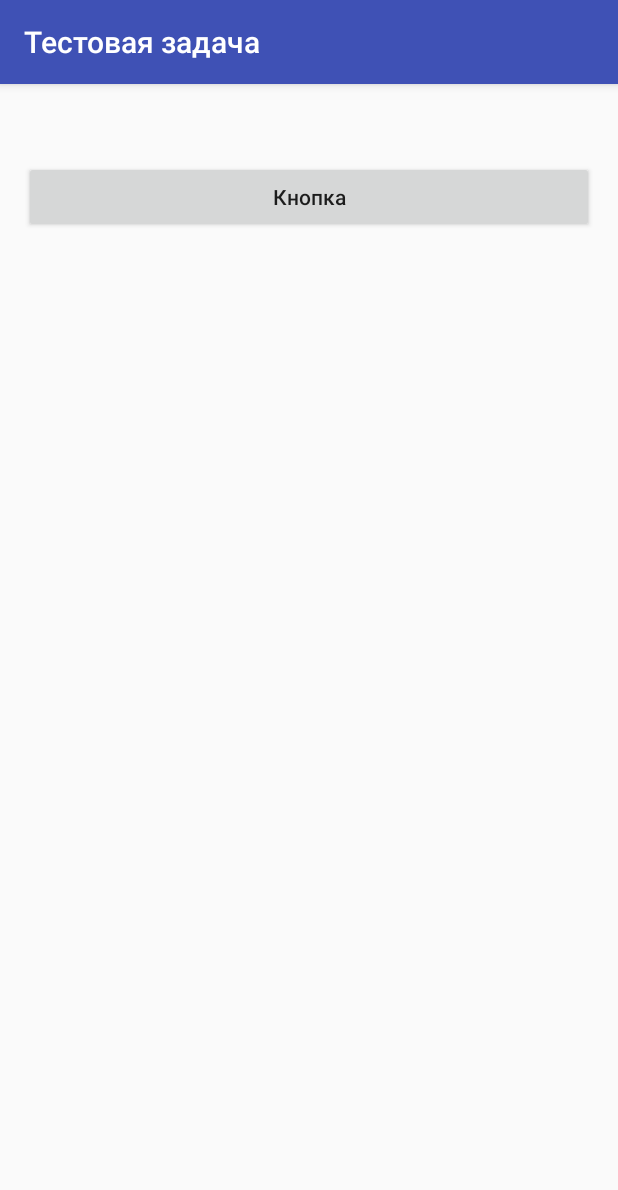
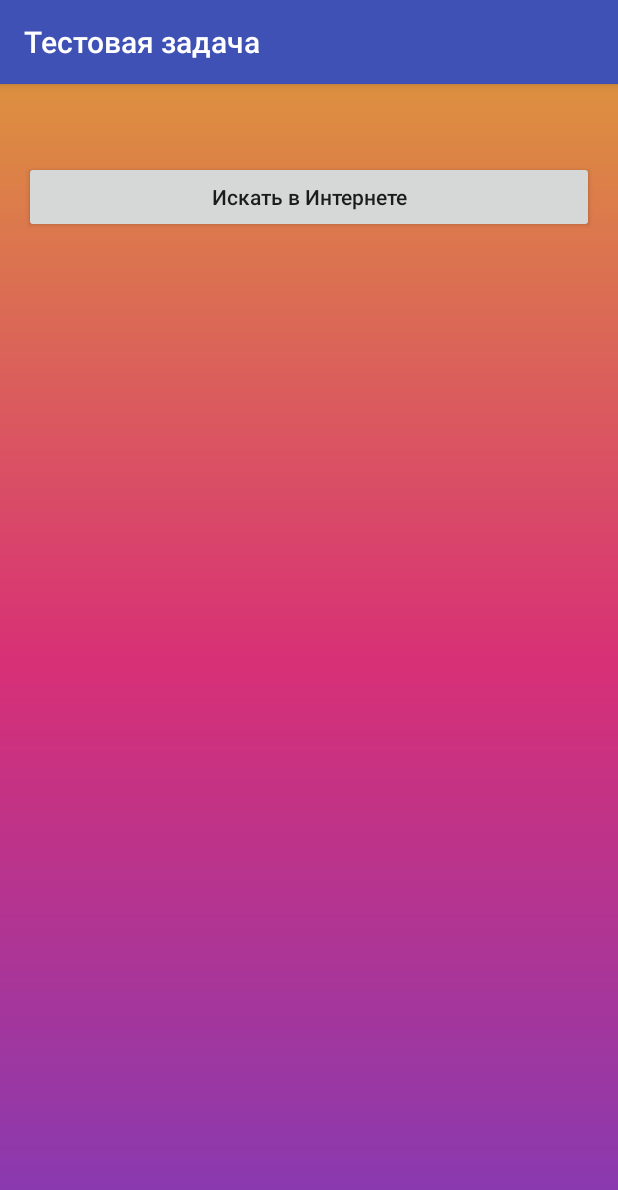
Before and after one commit to SuleymanovTat/-, an Android app: the SecondActivity screen opened directly, with no data from a screen before it, on a phone screen of 412 x 824 dp. Shown: the top 1190 px of the screen. Run offline under Robolectric (Android 15) with nearby library versions, the phone set to English and light mode, and no system bars.

Commit message:
Added a gradient as background for the screens of the MainActivities and SecondActivity. Did by clicking on the Button on the second screen, a browser with a google.com page opens with a search-word that is displayed in the TextView.

```diff
--- a/app/src/main/AndroidManifest.xml
+++ b/app/src/main/AndroidManifest.xml
@@ -1,6 +1,8 @@
 <?xml version="1.0" encoding="utf-8"?>
 <manifest xmlns:android="http://schemas.android.com/apk/res/android"
     package="ru.suleymanovtat.testtaskapplication">
+
+    <uses-permission android:name="android.permission.INTERNET"/>
 
     <application
         android:allowBackup="true"
--- a/app/src/main/java/ru/suleymanovtat/testtaskapplication/MainActivity.java
+++ b/app/src/main/java/ru/suleymanovtat/testtaskapplication/MainActivity.java
@@ -25,7 +25,7 @@ public class MainActivity extends AppCompatActivity implements View.OnClickListe
     @Override
     public void onClick(View v) {
         if (isTextValid()) {
-//            showMessage(edText.getText().toString());
+            showMessage(edText.getText().toString());
             Intent intentMessage = new Intent(this, SecondActivity.class);
             intentMessage.putExtra(SecondActivity.MESSAGE_KEY, edText.getText().toString());
             startActivity(intentMessage);
--- a/app/src/main/java/ru/suleymanovtat/testtaskapplication/SecondActivity.java
+++ b/app/src/main/java/ru/suleymanovtat/testtaskapplication/SecondActivity.java
@@ -1,22 +1,35 @@
 package ru.suleymanovtat.testtaskapplication;
 
+import android.app.SearchManager;
 import android.content.Intent;
 import android.os.Bundle;
 import android.support.v7.app.AppCompatActivity;
+import android.view.View;
+import android.widget.Button;
 import android.widget.TextView;
 
-public class SecondActivity extends AppCompatActivity {
+public class SecondActivity extends AppCompatActivity implements View.OnClickListener {
 
     public static final String MESSAGE_KEY = "MESSAGE_KEY";
+    private TextView tvShowMessage;
 
     @Override
     protected void onCreate(Bundle savedInstanceState) {
         super.onCreate(savedInstanceState);
         setContentView(R.layout.activity_second);
-        TextView tvShowText = findViewById(R.id.tvShowText);
+        tvShowMessage = findViewById(R.id.tvShowMessage);
+        Button btnSearchInternet = findViewById(R.id.btnSearchInternet);
+        btnSearchInternet.setOnClickListener(this);
         Intent intentMessage = getIntent();
         if (intentMessage != null) {
-            tvShowText.setText(intentMessage.getStringExtra(MESSAGE_KEY));
+            tvShowMessage.setText(intentMessage.getStringExtra(MESSAGE_KEY));
         }
     }
+
+    @Override
+    public void onClick(View v) {
+        Intent searchIntent = new Intent(Intent.ACTION_WEB_SEARCH);
+        searchIntent.putExtra(SearchManager.QUERY, tvShowMessage.getText());
+        startActivity(searchIntent);
+    }
 }
--- /dev/null
+++ b/app/src/main/res/drawable/background_gradient.xml
@@ -0,0 +1,13 @@
+<?xml version="1.0" encoding="UTF-8"?>
+<shape xmlns:android="http://schemas.android.com/apk/res/android"
+    android:shape="rectangle">
+
+    <gradient
+        android:startColor="#833AB4"
+        android:centerColor="#D83076"
+        android:endColor="#DD903F"
+        android:angle="90" />
+
+    <corners android:radius="0dp" />
+
+</shape>
--- a/app/src/main/res/layout/activity_main.xml
+++ b/app/src/main/res/layout/activity_main.xml
@@ -3,6 +3,7 @@
     xmlns:tools="http://schemas.android.com/tools"
     android:layout_width="match_parent"
     android:layout_height="match_parent"
+    android:background="@drawable/background_gradient"
     tools:context="ru.suleymanovtat.testtaskapplication.MainActivity">
 
     <EditText
--- a/app/src/main/res/layout/activity_second.xml
+++ b/app/src/main/res/layout/activity_second.xml
@@ -3,10 +3,11 @@
     xmlns:tools="http://schemas.android.com/tools"
     android:layout_width="match_parent"
     android:layout_height="match_parent"
+    android:background="@drawable/background_gradient"
     tools:context="ru.suleymanovtat.testtaskapplication.SecondActivity">
 
     <TextView
-        android:id="@+id/tvShowText"
+        android:id="@+id/tvShowMessage"
         android:layout_width="match_parent"
         android:layout_height="wrap_content"
         android:layout_alignParentTop="true"
@@ -15,11 +16,12 @@
         android:text="@string/show_text" />
 
     <Button
+        android:id="@+id/btnSearchInternet"
         android:layout_width="match_parent"
         android:layout_height="wrap_content"
-        android:layout_alignEnd="@+id/tvShowText"
-        android:layout_alignStart="@+id/tvShowText"
-        android:layout_below="@+id/tvShowText"
-        android:text="@string/button"
+        android:layout_alignEnd="@+id/tvShowMessage"
+        android:layout_alignStart="@+id/tvShowMessage"
+        android:layout_below="@+id/tvShowMessage"
+        android:text="@string/search_the_internet"
         android:textAllCaps="false" />
 </RelativeLayout>
--- a/app/src/main/res/values/strings.xml
+++ b/app/src/main/res/values/strings.xml
@@ -2,5 +2,5 @@
     <string name="app_name">Тестовая задача</string>
     <string name="show_text">Показать текст</string>
     <string name="enter_text">Введите текст</string>
-    <string name="button">Кнопка</string>
+    <string name="search_the_internet">Искать в Интернете</string>
 </resources>
```
